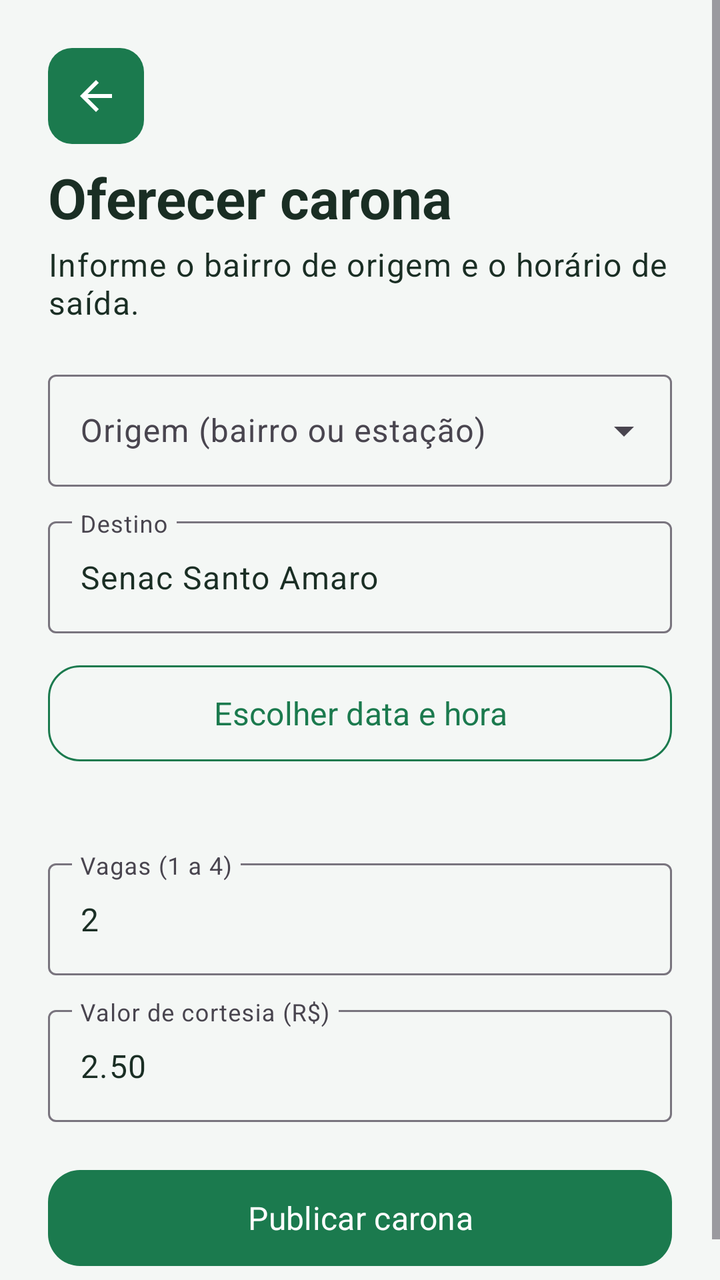
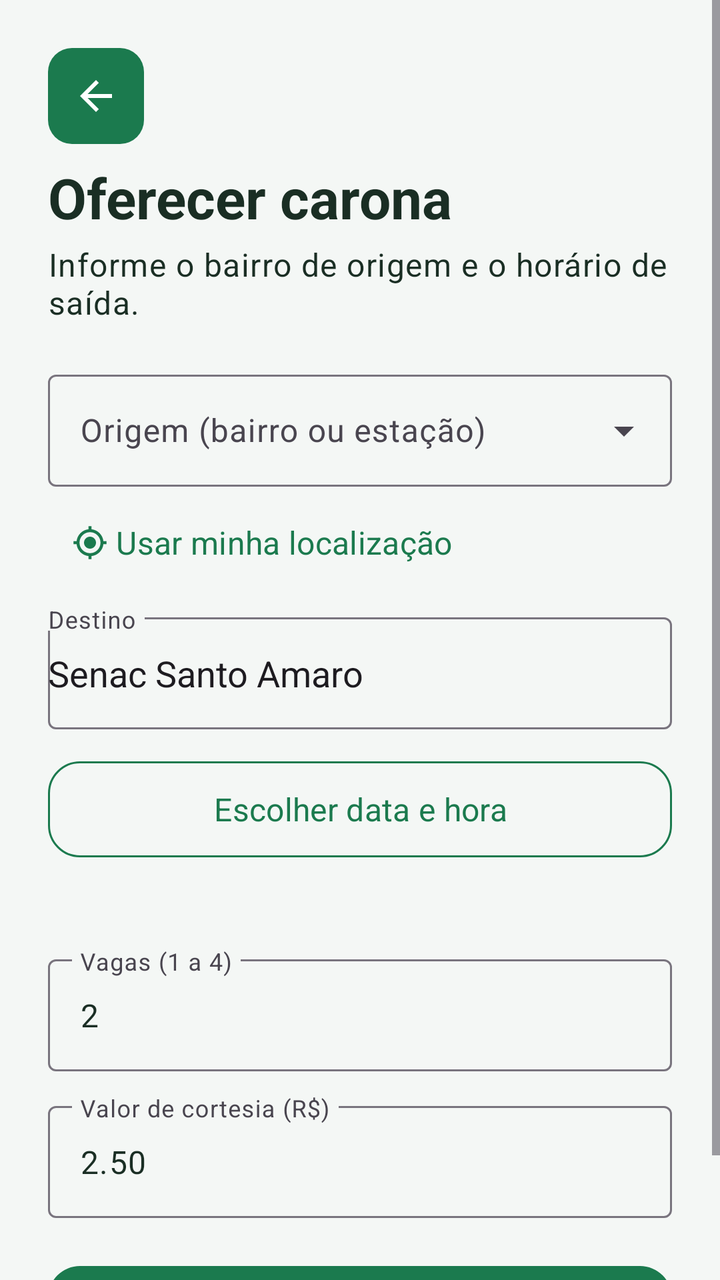

The first picture is an Android layout as it rendered before a commit; the second is the same layout after the commit. The layout source and the unified diff follow.
<!-- AndroidManifest.xml: application theme Theme.Hitchhike -->
<!-- res/layout/activity_oferecer_carona.xml -->
<?xml version="1.0" encoding="utf-8"?>
<FrameLayout xmlns:android="http://schemas.android.com/apk/res/android"
    xmlns:app="http://schemas.android.com/apk/res-auto"
    android:id="@+id/rootOferecer"
    android:layout_width="match_parent"
    android:layout_height="match_parent"
    android:background="@color/hh_background">

    <ScrollView
        android:layout_width="match_parent"
        android:layout_height="match_parent"
        android:clipToPadding="false"
        android:fillViewport="true">

        <androidx.constraintlayout.widget.ConstraintLayout
            android:layout_width="match_parent"
            android:layout_height="wrap_content">

            <LinearLayout
                android:layout_width="0dp"
                android:layout_height="wrap_content"
                android:orientation="vertical"
                android:padding="@dimen/hh_screen_padding"
                app:layout_constraintEnd_toEndOf="parent"
                app:layout_constraintStart_toStartOf="parent"
                app:layout_constraintTop_toTopOf="parent"
                app:layout_constraintWidth_max="@dimen/hh_content_max">

                <com.google.android.material.button.MaterialButton
                    android:id="@+id/btnVoltar"
                    style="@style/Widget.Hitchhike.Button.Back"
                    android:layout_width="@dimen/hh_touch_min"
                    android:layout_height="@dimen/hh_touch_min"
                    android:layout_marginBottom="@dimen/hh_space_sm" />

                <TextView
                    android:layout_width="match_parent"
                    android:layout_height="wrap_content"
                    android:text="@string/oferecer_title"
                    android:textAppearance="@style/TextAppearance.Hitchhike.Title" />

                <TextView
                    android:layout_width="match_parent"
                    android:layout_height="wrap_content"
                    android:layout_marginTop="4dp"
                    android:text="@string/oferecer_subtitle"
                    android:textAppearance="@style/TextAppearance.Hitchhike.Subtitle" />

                <com.google.android.material.textfield.TextInputLayout
                    android:id="@+id/tilOrigem"
                    style="@style/Widget.Material3.TextInputLayout.OutlinedBox.ExposedDropdownMenu"
                    android:layout_width="match_parent"
                    android:layout_height="wrap_content"
                    android:layout_marginTop="20dp"
                    android:hint="@string/hint_origem">

                    <AutoCompleteTextView
                        android:id="@+id/etOrigem"
                        android:layout_width="match_parent"
                        android:layout_height="wrap_content"
                        android:inputType="text"
                        android:maxLength="150"
                        android:minHeight="@dimen/hh_button_min" />
                </com.google.android.material.textfield.TextInputLayout>

                <com.google.android.material.textfield.TextInputLayout
                    android:id="@+id/tilDestino"
                    style="@style/Widget.Material3.TextInputLayout.OutlinedBox"
                    android:layout_width="match_parent"
                    android:layout_height="wrap_content"
                    android:layout_marginTop="12dp"
                    android:hint="@string/hint_destino">

                    <com.google.android.material.textfield.TextInputEditText
                        android:id="@+id/etDestino"
                        android:layout_width="match_parent"
                        android:layout_height="wrap_content"
                        android:inputType="text"
                        android:maxLength="150"
                        android:minHeight="@dimen/hh_button_min"
                        android:text="@string/destino_padrao" />
                </com.google.android.material.textfield.TextInputLayout>

                <com.google.android.material.button.MaterialButton
                    android:id="@+id/btnDataHora"
                    style="@style/Widget.Hitchhike.Button.Outlined"
                    android:layout_width="match_parent"
                    android:layout_height="wrap_content"
                    android:layout_marginTop="12dp"
                    android:text="@string/action_escolher_horario" />

                <TextView
                    android:id="@+id/tvDataHora"
                    android:layout_width="match_parent"
                    android:layout_height="wrap_content"
                    android:layout_marginTop="8dp"
                    android:textAppearance="@style/TextAppearance.Hitchhike.Subtitle" />

                <com.google.android.material.textfield.TextInputLayout
                    android:id="@+id/tilVagas"
                    style="@style/Widget.Material3.TextInputLayout.OutlinedBox"
                    android:layout_width="match_parent"
                    android:layout_height="wrap_content"
                    android:layout_marginTop="12dp"
                    android:hint="@string/hint_vagas">

                    <com.google.android.material.textfield.TextInputEditText
                        android:id="@+id/etVagas"
                        android:layout_width="match_parent"
                        android:layout_height="wrap_content"
                        android:inputType="number"
                        android:minHeight="@dimen/hh_button_min"
                        android:text="2" />
                </com.google.android.material.textfield.TextInputLayout>

                <com.google.android.material.textfield.TextInputLayout
                    android:id="@+id/tilValor"
                    style="@style/Widget.Material3.TextInputLayout.OutlinedBox"
                    android:layout_width="match_parent"
                    android:layout_height="wrap_content"
                    android:layout_marginTop="12dp"
                    android:hint="@string/hint_valor">

                    <com.google.android.material.textfield.TextInputEditText
                        android:id="@+id/etValor"
                        android:layout_width="match_parent"
                        android:layout_height="wrap_content"
                        android:inputType="numberDecimal"
                        android:minHeight="@dimen/hh_button_min"
                        android:text="2.50" />
                </com.google.android.material.textfield.TextInputLayout>

                <com.google.android.material.button.MaterialButton
                    android:id="@+id/btnPublicar"
                    android:layout_width="match_parent"
                    android:layout_height="wrap_content"
                    android:layout_marginTop="20dp"
                    android:text="@string/action_publicar" />
            </LinearLayout>
        </androidx.constraintlayout.widget.ConstraintLayout>
    </ScrollView>

    <ProgressBar
        android:id="@+id/progressOferecer"
        android:layout_width="wrap_content"
        android:layout_height="wrap_content"
        android:layout_gravity="center"
        android:contentDescription="@string/estado_publicando"
        android:visibility="gone" />
</FrameLayout>
<!-- resources referenced by this layout -->
<resources>
  <color name="hh_background">#FFF4F7F5</color>
  <dimen name="hh_button_min">56dp</dimen>
  <dimen name="hh_content_max">560dp</dimen>
  <dimen name="hh_screen_padding">24dp</dimen>
  <dimen name="hh_space_sm">8dp</dimen>
  <dimen name="hh_touch_min">48dp</dimen>
  <string name="action_escolher_horario">Escolher data e hora</string>
  <string name="action_publicar">Publicar carona</string>
  <string name="destino_padrao">Senac Santo Amaro</string>
  <string name="estado_publicando">Publicando carona…</string>
  <string name="hint_destino">Destino</string>
  <string name="hint_origem">Origem (bairro ou estação)</string>
  <string name="hint_vagas">Vagas (1 a 4)</string>
  <string name="hint_valor">Valor de cortesia (R$)</string>
  <string name="oferecer_subtitle">Informe o bairro de origem e o horário de saída.</string>
  <string name="oferecer_title">Oferecer carona</string>
  <style name="TextAppearance.Hitchhike.Subtitle" parent="TextAppearance.Material3.BodyLarge">
          <item name="android:textColor">@color/hh_text_secondary</item>
          <item name="android:textSize">16sp</item>
      </style>
  <style name="TextAppearance.Hitchhike.Title" parent="TextAppearance.Material3.HeadlineMedium">
          <item name="android:textColor">@color/hh_text</item>
          <item name="android:textStyle">bold</item>
          <item name="android:textSize">28sp</item>
      </style>
  <style name="Widget.Hitchhike.Button.Outlined" parent="Widget.Material3.Button.OutlinedButton">
          <item name="android:minHeight">@dimen/hh_button_min</item>
          <item name="android:minWidth">@dimen/hh_touch_min</item>
          <item name="cornerRadius">16dp</item>
          <item name="android:textAllCaps">false</item>
          <item name="strokeColor">@color/hh_green</item>
          <item name="android:textColor">@color/hh_green</item>
      </style>
  <style name="Theme.Hitchhike" parent="Base.Theme.Hitchhike" />
  <color name="hh_text_secondary">#FF5C6B64</color>
  <color name="hh_text">#FF1A2E24</color>
  <string name="cd_voltar">Voltar</string>
  <color name="hh_green">#FF1B7A4E</color>
  <!-- drawable ic_arrow_back (drawable) -->
  <vector xmlns:android="http://schemas.android.com/apk/res/android"
      android:width="24dp"
      android:height="24dp"
      android:viewportWidth="24"
      android:viewportHeight="24"
      android:autoMirrored="true">
      <path
          android:fillColor="#FFFFFFFF"
          android:pathData="M20,11H7.83l5.59,-5.59L12,4l-8,8 8,8 1.41,-1.41L7.83,13H20v-2z" />
  </vector>
  <color name="white">#FFFFFFFF</color>
  <color name="hh_mint">#FFE8F5EF</color>
  <color name="hh_green_dark">#FF145C3A</color>
  <color name="hh_green_light">#FF2E9B68</color>
  <color name="hh_surface">#FFFFFFFF</color>
  <!-- unchanged entries left out for length: 3 -->
</resources>

<!-- the commit's change to res/layout/activity_oferecer_carona.xml (unified diff, before → after) -->
@@ -63,15 +63,25 @@
                         android:minHeight="@dimen/hh_button_min" />
                 </com.google.android.material.textfield.TextInputLayout>
 
+                <com.google.android.material.button.MaterialButton
+                    android:id="@+id/btnUsarLocalizacao"
+                    style="@style/Widget.Hitchhike.Button.Text"
+                    android:layout_width="wrap_content"
+                    android:layout_height="wrap_content"
+                    android:layout_marginTop="4dp"
+                    android:text="@string/action_usar_localizacao"
+                    app:icon="@drawable/ic_my_location"
+                    app:iconTint="@color/hh_green" />
+
                 <com.google.android.material.textfield.TextInputLayout
                     android:id="@+id/tilDestino"
                     style="@style/Widget.Material3.TextInputLayout.OutlinedBox"
                     android:layout_width="match_parent"
                     android:layout_height="wrap_content"
-                    android:layout_marginTop="12dp"
+                    android:layout_marginTop="8dp"
                     android:hint="@string/hint_destino">
 
-                    <com.google.android.material.textfield.TextInputEditText
+                    <AutoCompleteTextView
                         android:id="@+id/etDestino"
                         android:layout_width="match_parent"
                         android:layout_height="wrap_content"
<!-- resource entries referenced after the edit -->
@@ -6,8 +6,19 @@
   <dimen name="hh_screen_padding">24dp</dimen>
   <dimen name="hh_space_sm">8dp</dimen>
   <dimen name="hh_touch_min">48dp</dimen>
+  <!-- drawable ic_my_location (drawable) -->
+  <vector xmlns:android="http://schemas.android.com/apk/res/android"
+      android:width="20dp"
+      android:height="20dp"
+      android:viewportWidth="24"
+      android:viewportHeight="24">
+      <path
+          android:fillColor="@color/hh_green"
+          android:pathData="M12,8c-2.21,0 -4,1.79 -4,4s1.79,4 4,4 4,-1.79 4,-4 -1.79,-4 -4,-4zM20.94,11c-0.46,-4.17 -3.77,-7.48 -7.94,-7.94V1h-2v2.06C6.83,3.52 3.52,6.83 3.06,11H1v2h2.06c0.46,4.17 3.77,7.48 7.94,7.94V23h2v-2.06c4.17,-0.46 7.48,-3.77 7.94,-7.94H23v-2h-2.06zM12,19c-3.87,0 -7,-3.13 -7,-7s3.13,-7 7,-7 7,3.13 7,7 -3.13,7 -7,7z"/>
+  </vector>
   <string name="action_escolher_horario">Escolher data e hora</string>
   <string name="action_publicar">Publicar carona</string>
+  <string name="action_usar_localizacao">Usar minha localização</string>
   <string name="destino_padrao">Senac Santo Amaro</string>
   <string name="estado_publicando">Publicando carona…</string>
   <string name="hint_destino">Destino</string>
@@ -31,6 +42,12 @@
           <item name="cornerRadius">16dp</item>
           <item name="android:textAllCaps">false</item>
           <item name="strokeColor">@color/hh_green</item>
+          <item name="android:textColor">@color/hh_green</item>
+      </style>
+  <style name="Widget.Hitchhike.Button.Text" parent="Widget.Material3.Button.TextButton">
+          <item name="android:minHeight">@dimen/hh_touch_min</item>
+          <item name="android:minWidth">@dimen/hh_touch_min</item>
+          <item name="android:textAllCaps">false</item>
           <item name="android:textColor">@color/hh_green</item>
       </style>
   <style name="Theme.Hitchhike" parent="Base.Theme.Hitchhike" />
